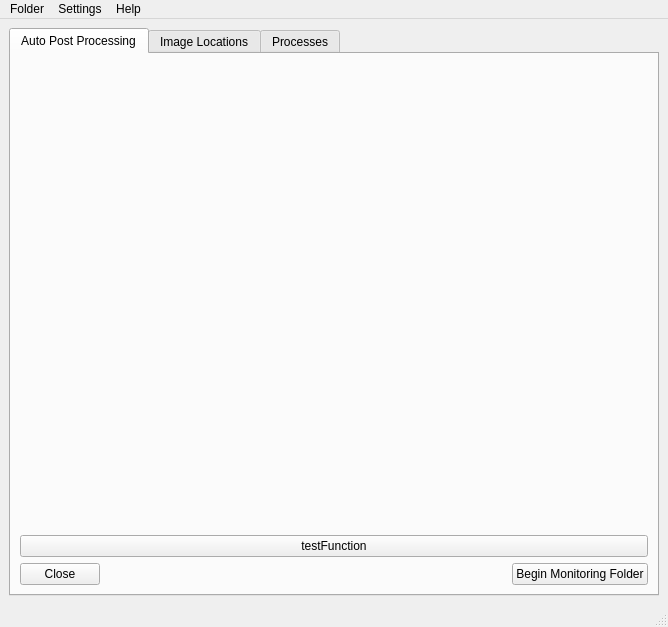
This is ui/postProcessingUI.ui in CapPow/HerbASAP as Qt 5 draws it before an edit. The edited form follows.
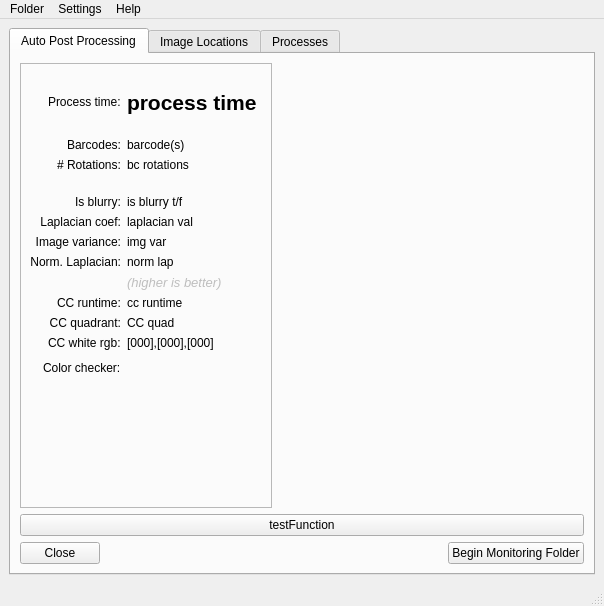
This is the edited form.

Commit message: major ui overhaul

```diff
--- a/ui/postProcessingUI.ui
+++ b/ui/postProcessingUI.ui
@@ -6,8 +6,8 @@
    <rect>
     <x>0</x>
     <y>0</y>
-    <width>668</width>
-    <height>627</height>
+    <width>604</width>
+    <height>606</height>
    </rect>
   </property>
   <property name="windowTitle">
@@ -67,24 +67,305 @@
          </layout>
         </item>
         <item row="1" column="0">
-         <widget class="QLabel" name="label_cc_image">
-          <property name="text">
-           <string/>
-          </property>
-         </widget>
-        </item>
-        <item row="0" column="0">
-         <spacer name="verticalSpacer">
-          <property name="orientation">
-           <enum>Qt::Vertical</enum>
-          </property>
-          <property name="sizeHint" stdset="0">
-           <size>
-            <width>20</width>
-            <height>40</height>
-           </size>
-          </property>
-         </spacer>
+         <layout class="QHBoxLayout" name="horizontalLayout_5" stretch="1,1">
+          <item>
+           <widget class="QFrame" name="frame_diagnostics">
+            <property name="frameShape">
+             <enum>QFrame::StyledPanel</enum>
+            </property>
+            <property name="frameShadow">
+             <enum>QFrame::Raised</enum>
+            </property>
+            <layout class="QFormLayout" name="formLayout">
+             <property name="labelAlignment">
+              <set>Qt::AlignRight|Qt::AlignTrailing|Qt::AlignVCenter</set>
+             </property>
+             <item row="0" column="0">
+              <spacer name="verticalSpacer_5">
+               <property name="orientation">
+                <enum>Qt::Vertical</enum>
+               </property>
+               <property name="sizeHint" stdset="0">
+                <size>
+                 <width>20</width>
+                 <height>40</height>
+                </size>
+               </property>
+              </spacer>
+             </item>
+             <item row="1" column="0">
+              <widget class="QLabel" name="label_35">
+               <property name="text">
+                <string>Process time:</string>
+               </property>
+              </widget>
+             </item>
+             <item row="1" column="1">
+              <widget class="QLabel" name="label_processtime">
+               <property name="font">
+                <font>
+                 <pointsize>16</pointsize>
+                 <weight>75</weight>
+                 <bold>true</bold>
+                </font>
+               </property>
+               <property name="text">
+                <string>process time</string>
+               </property>
+              </widget>
+             </item>
+             <item row="2" column="0">
+              <spacer name="verticalSpacer_4">
+               <property name="orientation">
+                <enum>Qt::Vertical</enum>
+               </property>
+               <property name="sizeHint" stdset="0">
+                <size>
+                 <width>20</width>
+                 <height>40</height>
+                </size>
+               </property>
+              </spacer>
+             </item>
+             <item row="3" column="0">
+              <widget class="QLabel" name="label_22">
+               <property name="text">
+                <string>Barcodes:</string>
+               </property>
+              </widget>
+             </item>
+             <item row="3" column="1">
+              <widget class="QLabel" name="label_barcodes">
+               <property name="text">
+                <string>barcode(s)</string>
+               </property>
+              </widget>
+             </item>
+             <item row="4" column="0">
+              <widget class="QLabel" name="label_27">
+               <property name="text">
+                <string># Rotations:</string>
+               </property>
+              </widget>
+             </item>
+             <item row="4" column="1">
+              <widget class="QLabel" name="label_rotations">
+               <property name="text">
+                <string>bc rotations</string>
+               </property>
+              </widget>
+             </item>
+             <item row="5" column="0">
+              <spacer name="verticalSpacer">
+               <property name="orientation">
+                <enum>Qt::Vertical</enum>
+               </property>
+               <property name="sizeHint" stdset="0">
+                <size>
+                 <width>20</width>
+                 <height>40</height>
+                </size>
+               </property>
+              </spacer>
+             </item>
+             <item row="6" column="0">
+              <widget class="QLabel" name="label_18">
+               <property name="text">
+                <string>Is blurry:</string>
+               </property>
+               <property name="alignment">
+                <set>Qt::AlignRight|Qt::AlignTrailing|Qt::AlignVCenter</set>
+               </property>
+              </widget>
+             </item>
+             <item row="6" column="1">
+              <widget class="QLabel" name="label_isBlurry">
+               <property name="text">
+                <string>is blurry t/f</string>
+               </property>
+              </widget>
+             </item>
+             <item row="7" column="0">
+              <widget class="QLabel" name="label_16">
+               <property name="text">
+                <string>Laplacian coef:</string>
+               </property>
+               <property name="alignment">
+                <set>Qt::AlignRight|Qt::AlignTrailing|Qt::AlignVCenter</set>
+               </property>
+              </widget>
+             </item>
+             <item row="7" column="1">
+              <widget class="QLabel" name="label_laplacian">
+               <property name="text">
+                <string>laplacian val</string>
+               </property>
+              </widget>
+             </item>
+             <item row="8" column="0">
+              <widget class="QLabel" name="label_19">
+               <property name="text">
+                <string>Image variance:</string>
+               </property>
+               <property name="alignment">
+                <set>Qt::AlignRight|Qt::AlignTrailing|Qt::AlignVCenter</set>
+               </property>
+              </widget>
+             </item>
+             <item row="8" column="1">
+              <widget class="QLabel" name="label_imvar">
+               <property name="text">
+                <string>img var</string>
+               </property>
+              </widget>
+             </item>
+             <item row="9" column="0">
+              <widget class="QLabel" name="label_21">
+               <property name="text">
+                <string>Norm. Laplacian:</string>
+               </property>
+               <property name="alignment">
+                <set>Qt::AlignRight|Qt::AlignTrailing|Qt::AlignVCenter</set>
+               </property>
+              </widget>
+             </item>
+             <item row="9" column="1">
+              <widget class="QLabel" name="label_lapnorm">
+               <property name="text">
+                <string>norm lap</string>
+               </property>
+              </widget>
+             </item>
+             <item row="10" column="0">
+              <spacer name="verticalSpacer_3">
+               <property name="orientation">
+                <enum>Qt::Vertical</enum>
+               </property>
+               <property name="sizeHint" stdset="0">
+                <size>
+                 <width>20</width>
+                 <height>40</height>
+                </size>
+               </property>
+              </spacer>
+             </item>
+             <item row="10" column="1">
+              <widget class="QLabel" name="label_17">
+               <property name="enabled">
+                <bool>false</bool>
+               </property>
+               <property name="font">
+                <font>
+                 <pointsize>10</pointsize>
+                 <italic>true</italic>
+                </font>
+               </property>
+               <property name="text">
+                <string>(higher is better)</string>
+               </property>
+               <property name="alignment">
+                <set>Qt::AlignLeading|Qt::AlignLeft|Qt::AlignTop</set>
+               </property>
+              </widget>
+             </item>
+             <item row="11" column="0">
+              <widget class="QLabel" name="label_24">
+               <property name="text">
+                <string>CC runtime:</string>
+               </property>
+              </widget>
+             </item>
+             <item row="11" column="1">
+              <widget class="QLabel" name="label_runtime">
+               <property name="text">
+                <string>cc runtime</string>
+               </property>
+              </widget>
+             </item>
+             <item row="12" column="0">
+              <widget class="QLabel" name="label_26">
+               <property name="text">
+                <string>CC quadrant:</string>
+               </property>
+               <property name="alignment">
+                <set>Qt::AlignRight|Qt::AlignTrailing|Qt::AlignVCenter</set>
+               </property>
+              </widget>
+             </item>
+             <item row="12" column="1">
+              <widget class="QLabel" name="label_quad">
+               <property name="text">
+                <string>CC quad</string>
+               </property>
+              </widget>
+             </item>
+             <item row="13" column="0">
+              <widget class="QLabel" name="label_20">
+               <property name="text">
+                <string>CC white rgb:</string>
+               </property>
+              </widget>
+             </item>
+             <item row="13" column="1">
+              <widget class="QLabel" name="label_whitergb">
+               <property name="text">
+                <string>[000],[000],[000]</string>
+               </property>
+              </widget>
+             </item>
+             <item row="14" column="0">
+              <widget class="QLabel" name="label_23">
+               <property name="text">
+                <string>Color checker:</string>
+               </property>
+              </widget>
+             </item>
+             <item row="14" column="1">
+              <widget class="QLabel" name="label_cc_image">
+               <property name="minimumSize">
+                <size>
+                 <width>125</width>
+                 <height>125</height>
+                </size>
+               </property>
+               <property name="text">
+                <string/>
+               </property>
+               <property name="alignment">
+                <set>Qt::AlignCenter</set>
+               </property>
+              </widget>
+             </item>
+             <item row="15" column="0">
+              <spacer name="verticalSpacer_6">
+               <property name="orientation">
+                <enum>Qt::Vertical</enum>
+               </property>
+               <property name="sizeHint" stdset="0">
+                <size>
+                 <width>20</width>
+                 <height>40</height>
+                </size>
+               </property>
+              </spacer>
+             </item>
+            </layout>
+           </widget>
+          </item>
+          <item>
+           <widget class="QLabel" name="label_imPreview">
+            <property name="minimumSize">
+             <size>
+              <width>300</width>
+              <height>0</height>
+             </size>
+            </property>
+            <property name="text">
+             <string/>
+            </property>
+           </widget>
+          </item>
+         </layout>
         </item>
        </layout>
       </widget>
@@ -1058,7 +1339,7 @@
     <rect>
      <x>0</x>
      <y>0</y>
-     <width>668</width>
+     <width>604</width>
      <height>22</height>
     </rect>
    </property>
```
Left out of the diff: 8 changed lines with no effect on the pictures. The commit also changes 3 other files.
